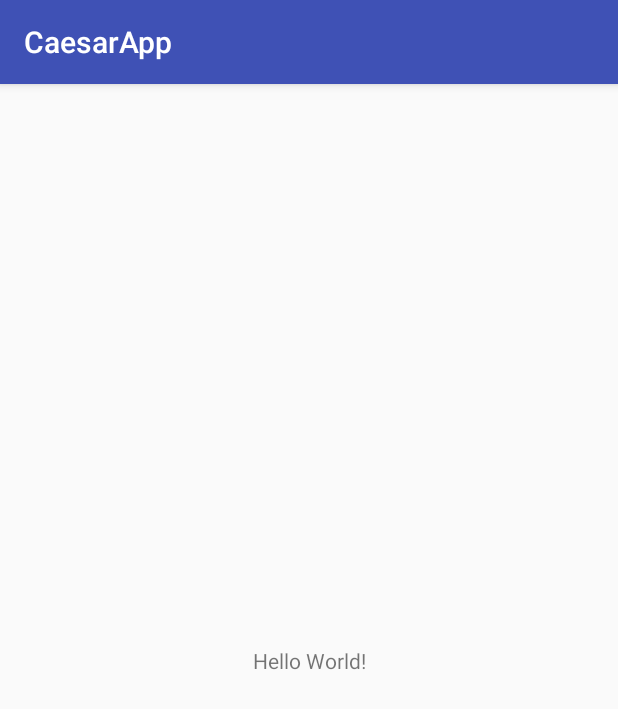
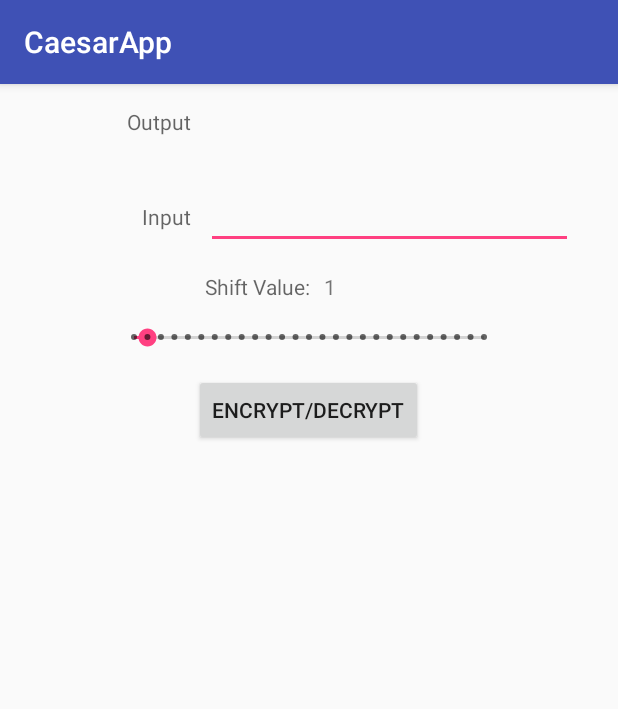
Before and after one commit to zaher88abd/CaesarApp, an Android app: the screen it shows after launch (MainActivity), on a phone screen of 412 x 824 dp. Shown: the top 709 px of the screen. Run offline under Robolectric (Android 15) with nearby library versions, the phone set to English and light mode, and no system bars.

Commit message:
Finish the lab

```diff
--- a/app/src/main/java/ca/zaher/m/caesarapp/CaesarCipher.java
+++ b/app/src/main/java/ca/zaher/m/caesarapp/CaesarCipher.java
@@ -9,15 +9,9 @@ public class CaesarCipher {
     private String cryptedInput;
     private Integer shiftValue;
 
-    public CaesarCipher(String input, String cryptedInput, Integer shiftValue) {
-        this.input = input;
-        this.cryptedInput = cryptedInput;
-        this.shiftValue = shiftValue;
+    public CaesarCipher() {
     }
 
-    public String getInput() {
-        return input;
-    }
 
     public void setInput(String input) {
         this.input = input;
@@ -25,10 +19,6 @@ public class CaesarCipher {
 
     public String getCryptedInput() {
         return cryptedInput;
-    }
-
-    public void setCryptedInput(String cryptedInput) {
-        this.cryptedInput = cryptedInput;
     }
 
     public Integer getShiftValue() {
@@ -48,7 +38,7 @@ public class CaesarCipher {
             if (letter != ' ') {
                 ascii = (int) letter;
                 ascii = ascii + (this.shiftValue % 26);
-                ascii = ascii > 'z' ? ascii - 26 : ascii;
+                ascii = ascii > 'Z' ? ascii - 26 : ascii;
                 cryptedInput = cryptedInput + (char) ascii;
             } else {
                 cryptedInput = cryptedInput + ' ';
--- a/app/src/main/java/ca/zaher/m/caesarapp/MainActivity.java
+++ b/app/src/main/java/ca/zaher/m/caesarapp/MainActivity.java
@@ -2,12 +2,71 @@ package ca.zaher.m.caesarapp;
 
 import android.support.v7.app.AppCompatActivity;
 import android.os.Bundle;
+import android.text.InputFilter;
+import android.view.View;
+import android.widget.Button;
+import android.widget.EdgeEffect;
+import android.widget.EditText;
+import android.widget.SeekBar;
+import android.widget.TextView;
 
 public class MainActivity extends AppCompatActivity {
+    private TextView ecrypt_decrypt_output;
+    private EditText input_value;
+    private TextView shift_value;
+    private SeekBar seek_bar;
+    private Button encrypt_decrypt;
+    private CaesarCipher caesarCipher;
 
     @Override
     protected void onCreate(Bundle savedInstanceState) {
         super.onCreate(savedInstanceState);
         setContentView(R.layout.activity_main);
+
+        ecrypt_decrypt_output = findViewById(R.id.encrypt_decrypt_output);
+        input_value = findViewById(R.id.input_value);
+        shift_value = findViewById(R.id.shift_value);
+        encrypt_decrypt = findViewById(R.id.encrypt_decrypt);
+        caesarCipher = new CaesarCipher();
+        seek_bar = findViewById(R.id.seek_bar);
+
+        // set the shift_value with the value of the seek_bar
+        shift_value.setText(String.valueOf(seek_bar.getProgress()));
+
+        // to be sure the value always is Capital letter
+        input_value.setFilters(new InputFilter[]{new InputFilter.AllCaps()});
+
+
+        seek_bar.setOnSeekBarChangeListener(new SeekBar.OnSeekBarChangeListener() {
+            @Override
+            public void onProgressChanged(SeekBar seekBar, int i, boolean b) {
+                shift_value.setText(String.valueOf(seek_bar.getProgress()));
+
+            }
+
+            @Override
+            public void onStartTrackingTouch(SeekBar seekBar) {
+
+            }
+
+            @Override
+            public void onStopTrackingTouch(SeekBar seekBar) {
+
+            }
+        });
+
+        encrypt_decrypt.setOnClickListener(new View.OnClickListener() {
+            @Override
+            public void onClick(View view) {
+                //Set the input value
+                caesarCipher.setInput(input_value.getText().toString());
+
+                caesarCipher.setShiftValue(seek_bar.getProgress());
+
+                caesarCipher.caesar();
+
+                ecrypt_decrypt_output.setText(caesarCipher.getCryptedInput());
+            }
+        });
     }
 }
--- a/app/src/main/res/layout/activity_main.xml
+++ b/app/src/main/res/layout/activity_main.xml
@@ -1,18 +1,97 @@
 <?xml version="1.0" encoding="utf-8"?>
-<android.support.constraint.ConstraintLayout xmlns:android="http://schemas.android.com/apk/res/android"
-    xmlns:app="http://schemas.android.com/apk/res-auto"
+<LinearLayout xmlns:android="http://schemas.android.com/apk/res/android"
     xmlns:tools="http://schemas.android.com/tools"
     android:layout_width="match_parent"
     android:layout_height="match_parent"
+    android:orientation="vertical"
     tools:context="ca.zaher.m.caesarapp.MainActivity">
 
-    <TextView
+    <LinearLayout
+        android:layout_width="match_parent"
+        android:layout_height="wrap_content"
+        android:layout_marginTop="15dp"
+        android:orientation="horizontal">
+
+        <TextView
+            android:id="@+id/output"
+            android:layout_width="match_parent"
+            android:layout_height="match_parent"
+            android:layout_weight="0.9"
+            android:hint="@string/output"
+            android:textAlignment="textEnd" />
+
+        <TextView
+            android:id="@+id/encrypt_decrypt_output"
+            android:layout_width="match_parent"
+            android:layout_height="match_parent"
+            android:layout_marginStart="10dp"
+            android:layout_weight="0.4" />
+
+    </LinearLayout>
+
+    <LinearLayout
+        android:layout_width="match_parent"
+        android:layout_height="wrap_content"
+        android:layout_marginTop="30dp"
+        android:orientation="horizontal">
+
+        <TextView
+            android:id="@+id/input"
+            android:layout_width="match_parent"
+            android:layout_height="wrap_content"
+            android:layout_weight="0.9"
+            android:hint="@string/input"
+            android:textAlignment="textEnd" />
+
+        <EditText
+            android:id="@+id/input_value"
+            android:layout_width="match_parent"
+            android:layout_height="wrap_content"
+            android:layout_marginEnd="30dp"
+            android:layout_marginStart="10dp"
+            android:layout_weight="0.4"
+            android:inputType="textCapCharacters" />
+
+    </LinearLayout>
+
+    <LinearLayout
+        android:layout_width="match_parent"
+        android:layout_height="wrap_content"
+        android:layout_marginTop="15dp"
+        android:orientation="horizontal">
+
+        <TextView
+            android:id="@+id/shift"
+            android:layout_width="match_parent"
+            android:layout_height="wrap_content"
+            android:layout_weight="0.5"
+            android:hint="@string/shift"
+            android:textAlignment="textEnd" />
+
+        <TextView
+            android:id="@+id/shift_value"
+            android:layout_width="match_parent"
+            android:layout_height="wrap_content"
+            android:layout_marginStart="10dp"
+            android:layout_weight="0.5" />
+
+    </LinearLayout>
+
+    <SeekBar
+        android:id="@+id/seek_bar"
+        style="@style/Base.Widget.AppCompat.SeekBar.Discrete"
+        android:layout_width="265dp"
+        android:layout_height="wrap_content"
+        android:layout_gravity="center"
+        android:layout_marginTop="15dp"
+        android:max="26"
+        android:progress="1" />
+
+    <Button
+        android:id="@+id/encrypt_decrypt"
         android:layout_width="wrap_content"
         android:layout_height="wrap_content"
-        android:text="Hello World!"
-        app:layout_constraintBottom_toBottomOf="parent"
-        app:layout_constraintLeft_toLeftOf="parent"
-        app:layout_constraintRight_toRightOf="parent"
-        app:layout_constraintTop_toTopOf="parent" />
-
-</android.support.constraint.ConstraintLayout>
+        android:layout_gravity="center"
+        android:layout_marginTop="15dp"
+        android:text="@string/encrypt_decrypt_button" />
+</LinearLayout>
```
